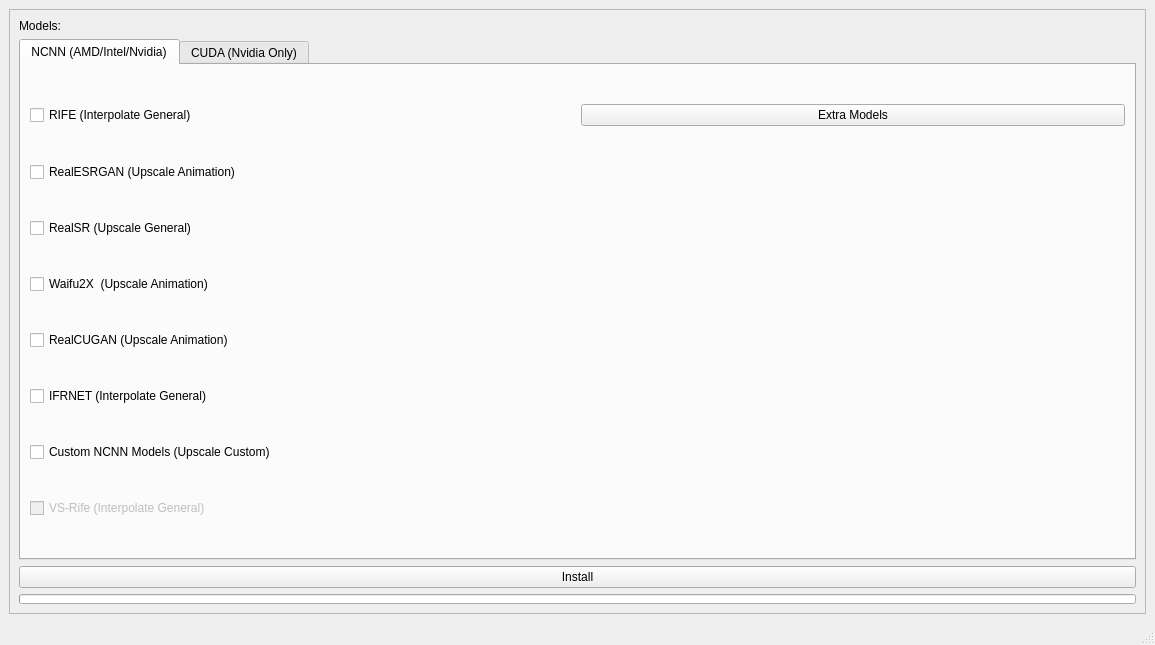
First picture: the form in src/getModels/SelectAI.ui, repository TNTwise/REAL-Video-Enhancer, before the edit.
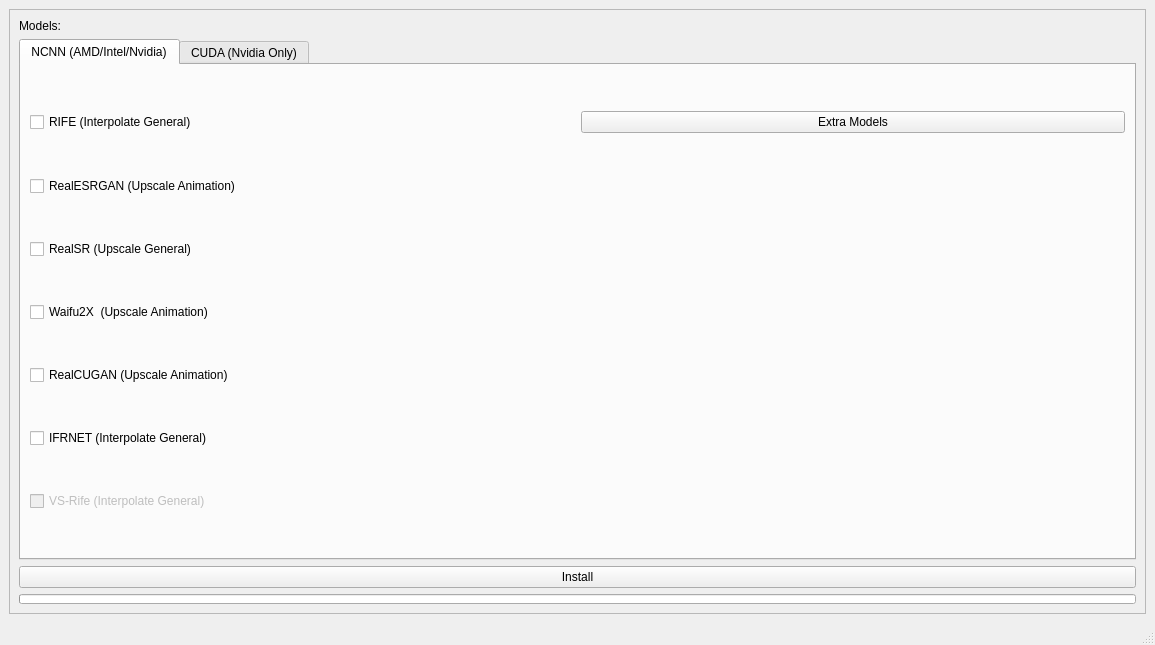
Second picture: the form after the edit.

Commit message: fix custom ncnn box doesnt exist

```diff
--- a/src/getModels/SelectAI.ui
+++ b/src/getModels/SelectAI.ui
@@ -138,13 +138,7 @@
              </property>
             </widget>
            </item>
-           <item>
-            <widget class="QCheckBox" name="CustomModelsNCNNCheckBox">
-             <property name="text">
-              <string>Custom NCNN Models (Upscale Custom)</string>
-             </property>
-            </widget>
-           </item>
+          
            <item>
             <widget class="QCheckBox" name="RifeVSCheckBox">
              <property name="enabled">
```
The commit also changes 2 other files.
